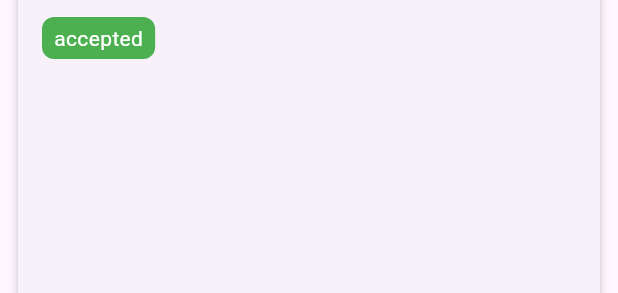
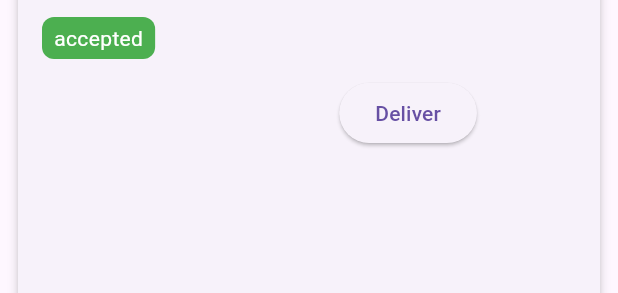
Before and after one commit to Riyam224/fruit-app-dashboard, a Flutter app: the OrderItemCard widget shown alone on an empty page, opened directly with empty values, on a phone screen of 412 x 824 dp. Shown: the part 376-669 px from the top of the screen. Run offline on Flutter 3.47's test engine with Material 3 defaults, Android fonts, the light colour scheme and no system bars; our stand-ins replace cloud_firestore, dartz, firebase_core, firebase_storage, flutter_bloc, get_it and 5 more; missing offline and left inert: svg_flutter; accounts and stored records are empty; Roboto replaces fonts that are missing (Cairo); statements that could not run were skipped.

Commit message:
add orderId to order_model and order_entity

```diff
--- /dev/null
+++ b/devtools_options.yaml
@@ -0,0 +1,3 @@
+description: This file stores settings for Dart & Flutter DevTools.
+documentation: https://docs.flutter.dev/tools/devtools/extensions#configure-extension-enablement-states
+extensions:
--- a/lib/features/orders/data/models/order_model.dart
+++ b/lib/features/orders/data/models/order_model.dart
@@ -56,6 +56,7 @@ class OrderModel {
   toEntity() {
     return OrderEntity(
       totalPrice: totalPrice,
+      orderId: orderId,
       uId: uId,
       status: fetchEnum(),
       shippingAddressModel: shippingAddressModel.toEntity(),
--- a/lib/features/orders/domain/entities/order_entity.dart
+++ b/lib/features/orders/domain/entities/order_entity.dart
@@ -5,6 +5,7 @@ import 'package:fruit_dashboard/features/orders/domain/entities/order_product_en
 class OrderEntity {
   final double totalPrice;
   final String uId;
+  final String orderId;
   final ShippingAddressModel shippingAddressModel;
   final List<OrderProductEntity> orderProducts;
   final String paymentMethod;
@@ -12,6 +13,7 @@ class OrderEntity {
 
   OrderEntity({
     required this.totalPrice,
+    required this.orderId,
     required this.uId,
     required this.status,
     required this.shippingAddressModel,
@@ -22,6 +24,7 @@ class OrderEntity {
   toJson() => {
     'totalPrice': totalPrice,
     'uId': uId,
+    'orderId': orderId,
     'status': 'pending',
     'date': DateTime.now().toIso8601String(),
     'shippingAddressModel': shippingAddressModel.toJson(),
--- /dev/null
+++ b/lib/features/orders/presentation/widgets/order_action_button.dart
@@ -0,0 +1,40 @@
+import 'package:flutter/material.dart';
+import 'package:flutter_bloc/flutter_bloc.dart';
+import 'package:fruit_dashboard/core/enums/orders_enum.dart';
+import 'package:fruit_dashboard/features/orders/presentation/manager/update_order/update_order_cubit.dart';
+import '../../domain/entities/order_entity.dart';
+
+class OrderActionButton extends StatelessWidget {
+  const OrderActionButton({super.key, required this.orderModel});
+
+  final OrderEntity orderModel;
+
+  @override
+  Widget build(BuildContext context) {
+    return Row(
+      mainAxisAlignment: MainAxisAlignment.spaceEvenly,
+      children: [
+        Visibility(
+          visible: orderModel.status == OrdersStatusEnum.pending,
+          child: ElevatedButton(
+            onPressed: () {
+              context.read<UpdateOrderCubit>().updateOrder(
+                status: OrdersStatusEnum.accepted,
+                orderId: orderModel.orderId,
+              );
+            },
+            child: const Text("Accept"),
+          ),
+        ),
+        Visibility(
+          visible: orderModel.status == OrdersStatusEnum.pending,
+          child: ElevatedButton(onPressed: () {}, child: const Text("Reject")),
+        ),
+        Visibility(
+          visible: orderModel.status == OrdersStatusEnum.accepted,
+          child: ElevatedButton(onPressed: () {}, child: const Text("Deliver")),
+        ),
+      ],
+    );
+  }
+}
--- a/lib/features/orders/presentation/widgets/order_item.dart
+++ b/lib/features/orders/presentation/widgets/order_item.dart
@@ -4,6 +4,7 @@ import 'package:cached_network_image/cached_network_image.dart';
 import 'package:flutter/material.dart';
 import 'package:fruit_dashboard/core/enums/orders_enum.dart';
 import 'package:fruit_dashboard/features/orders/domain/entities/order_entity.dart';
+import 'package:fruit_dashboard/features/orders/presentation/widgets/order_action_button.dart';
 
 class OrderItemCard extends StatelessWidget {
   final OrderEntity order;
@@ -71,46 +72,7 @@ class OrderItemCard extends StatelessWidget {
             ),
 
             const SizedBox(height: 12),
-            // Product list
-            // ...order.orderProducts.map((product) {
-            //   return Container(
-            //     margin: const EdgeInsets.only(bottom: 12),
-            //     child: Row(
-            //       children: [
-            //         ClipRRect(
-            //           borderRadius: BorderRadius.circular(8),
-            //           child: Image.network(
-            //             product.imageUrl,
-            //             height: 50,
-            //             width: 50,
-            //             fit: BoxFit.cover,
-            //           ),
-            //         ),
-            //         const SizedBox(width: 12),
-            //         Expanded(
-            //           child: Column(
-            //             crossAxisAlignment: CrossAxisAlignment.start,
-            //             children: [
-            //               Text(
-            //                 product.name,
-            //                 style: const TextStyle(fontSize: 16),
-            //               ),
-            //               const SizedBox(height: 4),
-            //               Text(
-            //                 'Code: ${product.code}',
-            //                 style: const TextStyle(color: Colors.grey),
-            //               ),
-            //               Text('Quantity: ${product.quantity}'),
-            //             ],
-            //           ),
-            //         ),
-            //         Text(
-            //           '\$${(product.price * product.quantity).toStringAsFixed(2)}',
-            //         ),
-            //       ],
-            //     ),
-            //   );
-            // }).toList(),
+
             ListView.builder(
               shrinkWrap: true,
               physics: const NeverScrollableScrollPhysics(),
@@ -145,6 +107,8 @@ class OrderItemCard extends StatelessWidget {
                 );
               },
             ),
+            // todo
+            OrderActionButton(orderModel: order),
           ],
         ),
       ),
```
